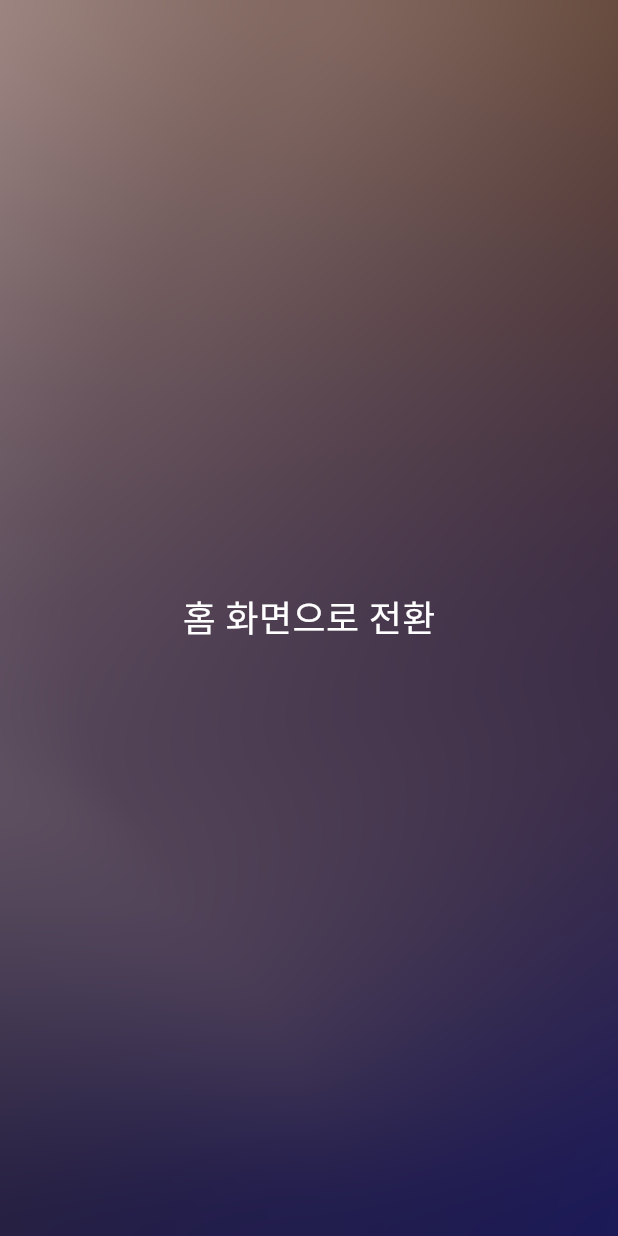
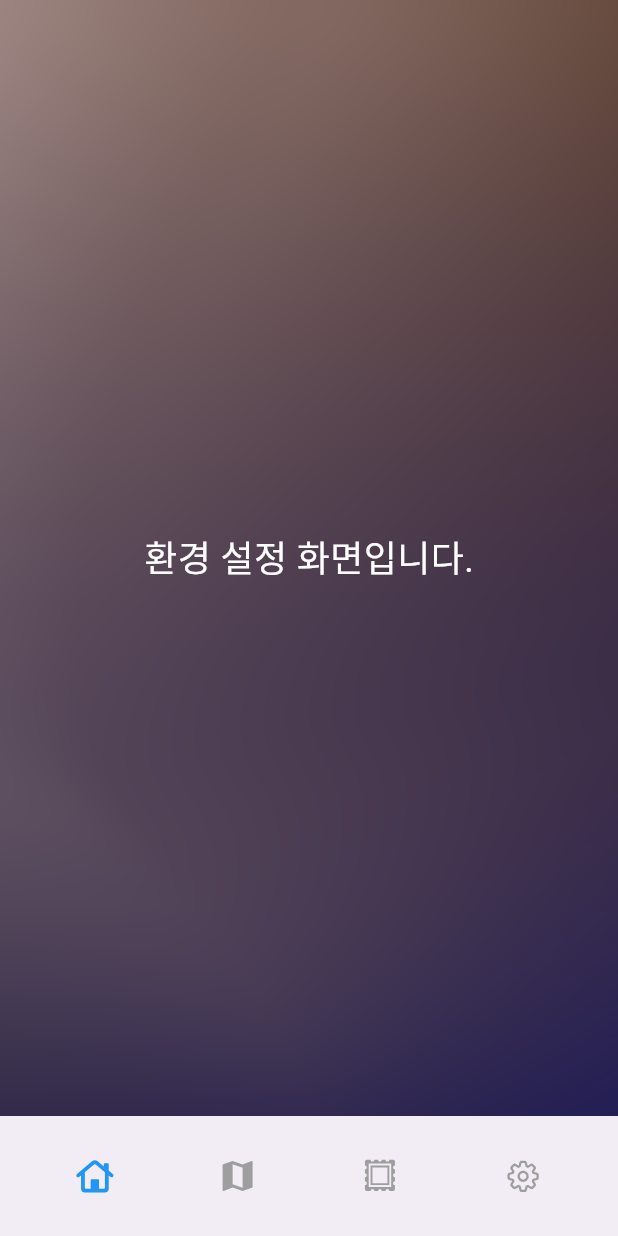
Before and after one commit to DAWN-2025/dawn_frontend, a Flutter app: the SettingScreen screen opened by its route, on a phone screen of 412 x 824 dp. Run offline on Flutter 3.47's test engine with Material 3 defaults, Android fonts, the phone set to English and light mode, and no system bars; our stand-ins replace firebase_core, flutter_svg, go_router; accounts and stored records are empty.

Commit message:
feat: add CustomBottomAppBar widget to all pages with BottomAppBar navigation

```diff
--- a/lib/src/presentation/views/home/home_screen.dart
+++ b/lib/src/presentation/views/home/home_screen.dart
@@ -1,7 +1,6 @@
 import 'package:flutter/material.dart';
-import 'package:go_router/go_router.dart';
 import 'package:dawn_frontend/src/presentation/widgets/custom_scaffold.dart';
-import 'package:dawn_frontend/src/core/router/router.dart';
+import 'package:dawn_frontend/src/presentation/widgets/custom_bottom_app_bar.dart';
 
 class HomeScreen extends StatelessWidget {
   const HomeScreen({super.key});
@@ -10,16 +9,14 @@ class HomeScreen extends StatelessWidget {
   Widget build(BuildContext context) {
     return CustomScaffold(
       body: Center(
-        child: InkWell(
-          onTap: () {
-            context.go(AppRoutes.setting);
-          },
+        child: Center(
           child: const Text(
-            '환경 설정 화면으로 전환',
+            '홈 화면입니다.',
             style: TextStyle(color: Colors.white, fontSize: 24),
           ),
         ),
       ),
+      bottomNavigationBar: CustomBottomAppBar(),
     );
   }
 }
--- a/lib/src/presentation/views/setting/setting_screen.dart
+++ b/lib/src/presentation/views/setting/setting_screen.dart
@@ -1,25 +1,22 @@
 import 'package:flutter/material.dart';
-import 'package:go_router/go_router.dart';
 import 'package:dawn_frontend/src/presentation/widgets/custom_scaffold.dart';
-import 'package:dawn_frontend/src/core/router/router.dart';
+import 'package:dawn_frontend/src/presentation/widgets/custom_bottom_app_bar.dart';
 
 class SettingScreen extends StatelessWidget {
-  const SettingScreen({Key? key}) : super(key: key);
+  const SettingScreen({super.key});
 
   @override
   Widget build(BuildContext context) {
     return CustomScaffold(
       body: Center(
-        child: InkWell(
-          onTap: () {
-            context.go(AppRoutes.home);
-          },
+        child: Center(
           child: const Text(
-            '홈 화면으로 전환',
+            '환경 설정 화면입니다.',
             style: TextStyle(color: Colors.white, fontSize: 24),
           ),
         ),
       ),
+      bottomNavigationBar: CustomBottomAppBar(),
     );
   }
 }
```
Also changed, not shown: lib/src/presentation/views/album/album_screen.dart (+22 -1 lines), lib/src/presentation/views/map/map_screen.dart (+22 -1 lines), assets/icons/stamp.svg (deleted).
